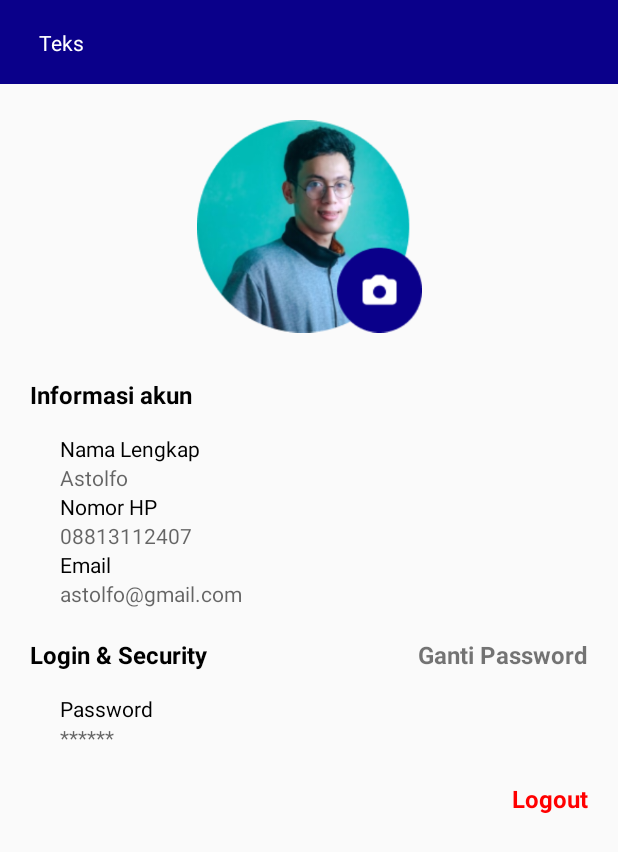
After one commit to synrgy-tim-d/android-mobile-app, an Android app: the fragment EditProfilFragment shown on its own in the app's theme, on a phone screen of 412 x 824 dp. The commit adds this screen. Shown: the top 852 px of the screen. Run offline under Robolectric (Android 15) with nearby library versions, the phone set to English and light mode, and no system bars; our stand-ins replace data binding, sdp/ssp sizes.

Commit message:
edit profil

```diff
--- /dev/null
+++ b/app/src/main/java/com/rivvana/naqos_app/fragment/EditProfilFragment.kt
@@ -0,0 +1,20 @@
+package com.rivvana.naqos_app.fragment
+
+import android.os.Bundle
+import androidx.fragment.app.Fragment
+import android.view.LayoutInflater
+import android.view.View
+import android.view.ViewGroup
+import com.rivvana.naqos_app.R
+
+class EditProfilFragment : Fragment() {
+
+    override fun onCreateView(
+        inflater: LayoutInflater, container: ViewGroup?,
+        savedInstanceState: Bundle?
+    ): View? {
+        // Inflate the layout for this fragment
+        return inflater.inflate(R.layout.fragment_edit_profil, container, false)
+    }
+
+}
--- /dev/null
+++ b/app/src/main/res/drawable/baseline_favorite_24.xml
@@ -0,0 +1,5 @@
+<vector android:height="24dp" android:tint="#0A008A"
+    android:viewportHeight="24" android:viewportWidth="24"
+    android:width="24dp" xmlns:android="http://schemas.android.com/apk/res/android">
+    <path android:fillColor="@android:color/white" android:pathData="M12,21.35l-1.45,-1.32C5.4,15.36 2,12.28 2,8.5 2,5.42 4.42,3 7.5,3c1.74,0 3.41,0.81 4.5,2.09C13.09,3.81 14.76,3 16.5,3 19.58,3 22,5.42 22,8.5c0,3.78 -3.4,6.86 -8.55,11.54L12,21.35z"/>
+</vector>
--- /dev/null
+++ b/app/src/main/res/layout/fragment_edit_profil.xml
@@ -0,0 +1,162 @@
+<?xml version="1.0" encoding="utf-8"?>
+<androidx.constraintlayout.widget.ConstraintLayout
+    xmlns:android="http://schemas.android.com/apk/res/android"
+    xmlns:tools="http://schemas.android.com/tools"
+    android:layout_width="match_parent"
+    android:layout_height="match_parent"
+    xmlns:app="http://schemas.android.com/apk/res-auto"
+    tools:context=".fragment.ProfileFragment">
+
+    <include
+        android:id="@+id/layoutToolbar"
+        layout="@layout/layout_toolbar_without_button"
+        app:layout_constraintStart_toStartOf="parent"
+        app:layout_constraintTop_toTopOf="parent"/>
+
+    <ImageView
+        android:layout_marginBottom="@dimen/_200sdp"
+        android:layout_marginTop="20dp"
+        android:id="@+id/img_profile"
+        android:layout_width="150dp"
+        android:layout_height="150dp"
+        app:layout_constraintStart_toStartOf="parent"
+        android:src="@drawable/dummy_photo_profil"
+        app:layout_constraintEnd_toEndOf="parent"
+        app:layout_constraintTop_toBottomOf="@id/layoutToolbar"/>
+
+    <TextView
+        android:layout_marginTop="@dimen/_20sdp"
+        android:textColor="@color/black"
+        android:textStyle="bold"
+        android:textSize="16dp"
+        android:id="@+id/tv_infoAkun"
+        android:layout_width="wrap_content"
+        android:layout_height="wrap_content"
+        android:text="Informasi akun"
+        app:layout_constraintStart_toStartOf="parent"
+        android:layout_marginLeft="20dp"
+        app:layout_constraintTop_toBottomOf="@id/img_profile"/>
+
+    <TextView
+        android:textColor="@color/black"
+        android:layout_marginTop="15dp"
+        android:id="@+id/tv_namaLengkap"
+        android:layout_width="wrap_content"
+        android:layout_height="wrap_content"
+        android:text="Nama Lengkap"
+        app:layout_constraintStart_toStartOf="parent"
+        android:layout_marginLeft="40dp"
+        app:layout_constraintTop_toBottomOf="@id/tv_infoAkun"/>
+
+    <TextView
+        android:id="@+id/et_namaLengkap"
+        android:layout_width="match_parent"
+        android:layout_height="wrap_content"
+        android:hint="Astolfo"
+        app:layout_constraintStart_toStartOf="parent"
+        android:layout_marginLeft="40dp"
+        android:layout_marginRight="40dp"
+        app:layout_constraintTop_toBottomOf="@id/tv_namaLengkap"/>
+
+    <TextView
+        android:textColor="@color/black"
+        android:id="@+id/tv_nomorHp"
+        android:layout_width="wrap_content"
+        android:layout_height="wrap_content"
+        android:text="Nomor HP"
+        app:layout_constraintStart_toStartOf="parent"
+        android:layout_marginLeft="40dp"
+        app:layout_constraintTop_toBottomOf="@id/et_namaLengkap"/>
+
+    <TextView
+        android:id="@+id/et_nomorHP"
+        android:layout_width="match_parent"
+        android:layout_height="wrap_content"
+        android:hint="08813112407"
+        app:layout_constraintStart_toStartOf="parent"
+        android:layout_marginLeft="40dp"
+        android:layout_marginRight="40dp"
+        app:layout_constraintTop_toBottomOf="@id/tv_nomorHp"/>
+
+    <TextView
+        android:textColor="@color/black"
+        android:id="@+id/tv_email"
+        android:layout_width="wrap_content"
+        android:layout_height="wrap_content"
+        android:text="Email"
+        app:layout_constraintStart_toStartOf="parent"
+        android:layout_marginLeft="40dp"
+        app:layout_constraintTop_toBottomOf="@id/et_nomorHP"/>
+
+    <TextView
+        android:id="@+id/et_email"
+        android:layout_width="match_parent"
+        android:layout_height="wrap_content"
+        android:hint="astolfo@gmail.com"
+        app:layout_constraintStart_toStartOf="parent"
+        android:layout_marginLeft="40dp"
+        android:layout_marginRight="40dp"
+        app:layout_constraintTop_toBottomOf="@id/tv_email"/>
+
+    <TextView
+        android:textColor="@color/black"
+        android:textStyle="bold"
+        android:layout_marginTop="20dp"
+        android:textSize="16dp"
+        android:id="@+id/tv_login"
+        android:layout_width="wrap_content"
+        android:layout_height="wrap_content"
+        android:text="Login &amp; Security"
+        app:layout_constraintStart_toStartOf="parent"
+        android:layout_marginLeft="20dp"
+        app:layout_constraintTop_toBottomOf="@id/et_email"/>
+
+    <TextView
+        android:textStyle="bold"
+        android:layout_marginTop="20dp"
+        android:textSize="16dp"
+        android:id="@+id/tv_gantiPassword"
+        android:layout_width="wrap_content"
+        android:layout_height="wrap_content"
+        android:text="Ganti Password"
+        android:layout_marginRight="20dp"
+        app:layout_constraintEnd_toEndOf="parent"
+        app:layout_constraintTop_toBottomOf="@id/et_email"/>
+
+    <TextView
+        android:textColor="@color/black"
+        android:layout_marginTop="15dp"
+        android:id="@+id/tv_password"
+        android:layout_width="wrap_content"
+        android:layout_height="wrap_content"
+        android:text="Password"
+        app:layout_constraintStart_toStartOf="parent"
+        android:layout_marginLeft="40dp"
+        app:layout_constraintTop_toBottomOf="@id/tv_login"/>
+
+    <TextView
+        android:id="@+id/et_password"
+        android:layout_width="match_parent"
+        android:layout_height="wrap_content"
+        android:hint="******"
+        app:layout_constraintStart_toStartOf="parent"
+        android:layout_marginLeft="40dp"
+        android:layout_marginRight="40dp"
+        app:layout_constraintTop_toBottomOf="@id/tv_password"/>
+
+    <TextView
+        android:textColor="@color/red"
+        android:textStyle="bold"
+        android:layout_marginTop="20dp"
+        android:textSize="16dp"
+        android:id="@+id/tv_logout"
+        android:layout_width="wrap_content"
+        android:layout_height="wrap_content"
+        android:text="Logout"
+        android:layout_marginRight="20dp"
+        app:layout_constraintEnd_toEndOf="parent"
+        app:layout_constraintTop_toBottomOf="@id/et_password"/>
+
+
+
+</androidx.constraintlayout.widget.ConstraintLayout>
--- a/app/src/main/res/layout/item_wishlist.xml
+++ b/app/src/main/res/layout/item_wishlist.xml
@@ -37,7 +37,7 @@
                     android:id="@+id/btn_fav"
                     android:layout_width="match_parent"
                     android:layout_height="wrap_content"
-                    android:src="@drawable/ic_baseline_favorite_border_24"/>
+                    android:src="@drawable/baseline_favorite_24"/>
 
             </LinearLayout>
 
```
